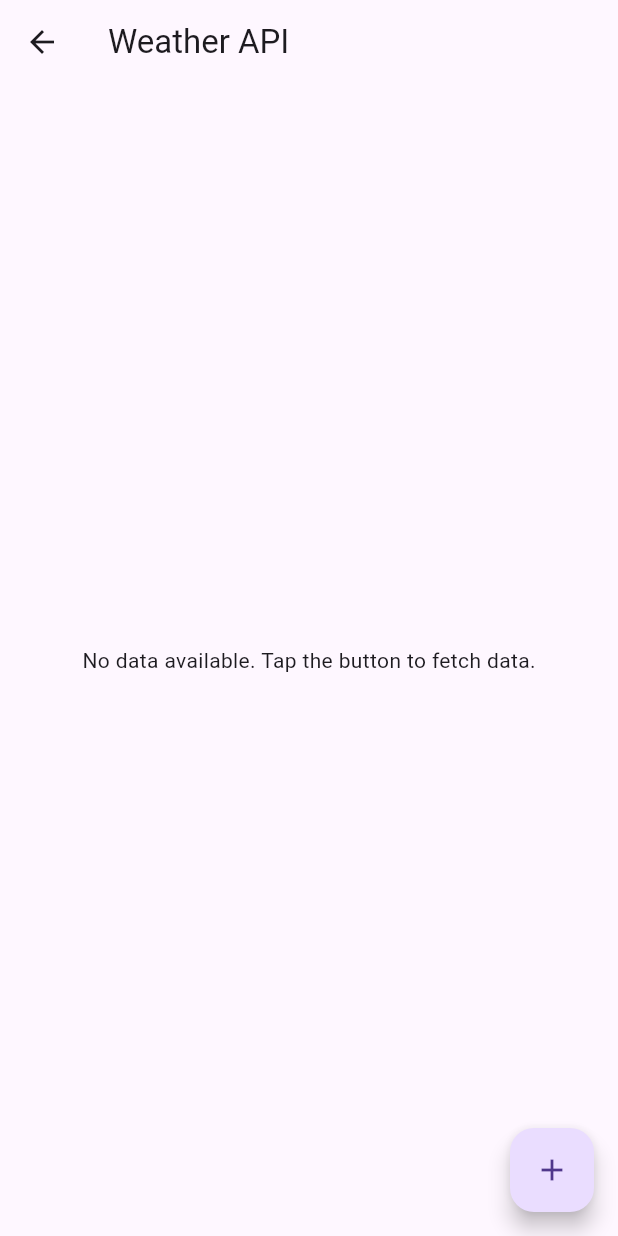
After one commit to Majid-Ali005/Flutter_Random_User_Api, a Flutter app: the WeatherApiPage screen opened directly, on a phone screen of 412 x 824 dp. The commit adds this screen. Run offline on Flutter 3.47's test engine with Material 3 defaults, Android fonts, the phone set to English and light mode, and no system bars.

Commit message:
weather api

```diff
--- a/lib/main.dart
+++ b/lib/main.dart
@@ -3,6 +3,7 @@
 
 import 'package:flutter/material.dart';
 import 'package:flutter_app/screens/home_page.dart';
+import 'package:flutter_app/screens/weather_api.dart';
 
 void main()
 {
@@ -16,6 +17,8 @@ class MyApp extends StatelessWidget {
   Widget build(BuildContext context) {
     return MaterialApp(
       home: HomePage(),
+      // ye home page ko call krne k liye
+      // home: WeatherApiPage(), this is for weather api
     );
   }
 }
--- a/lib/screens/home_page.dart
+++ b/lib/screens/home_page.dart
@@ -11,8 +11,7 @@ class HomePage extends StatefulWidget {
 }
 
 class _HomePageState extends State<HomePage> {
-  List<dynamic> users =
-      []; // bhai yaha pr api ka data hum list me call krwaynge.
+  List<dynamic> users =[]; // bhai yaha pr api ka data hum list me call krwaynge.
   @override
   Widget build(BuildContext context) {
     return Scaffold(
--- /dev/null
+++ b/lib/screens/weather_api.dart
@@ -0,0 +1,77 @@
+import 'package:flutter/material.dart';
+import 'dart:convert';
+import 'package:http/http.dart' as http;
+
+class WeatherApiPage extends StatefulWidget {
+  const WeatherApiPage({super.key});
+
+  @override
+  State<WeatherApiPage> createState() => _WeatherApiPageState();
+}
+
+class _WeatherApiPageState extends State<WeatherApiPage> {
+  List<dynamic> weatherData = [];
+
+  @override
+  Widget build(BuildContext context) {
+    return Scaffold(
+      appBar: AppBar(
+        title: const Text("Weather API"),
+      ),
+      body: weatherData.isEmpty
+          ? const Center(child: Text("No data available. Tap the button to fetch data."))
+          : ListView.builder(
+              itemCount: weatherData.length,
+              itemBuilder: (context, index) {
+                final data = weatherData[index];
+                final time = data['time'] ?? 'N/A';
+                final temperature = data['temperature_2m']?.toString() ?? 'N/A';
+
+                return ListTile(
+                  leading: CircleAvatar(
+                    child: Text('${index + 1}'),
+                  ),
+                  title: Text("Time: $time"),
+                  subtitle: Text("Temperature: $temperature°C"),
+                );
+              },
+            ),
+      floatingActionButton: FloatingActionButton(
+        onPressed: fetchWeatherData,
+        child: const Icon(Icons.add),
+      ),
+    );
+  }
+
+  void fetchWeatherData() async {
+    const url =
+        'https://api.open-meteo.com/v1/forecast?latitude=52.52&longitude=13.41&hourly=temperature_2m&past_days=2';
+    final uri = Uri.parse(url);
+
+    try {
+      final response = await http.get(uri);
+
+      if (response.statusCode == 200) {
+        final body = response.body;
+        final json = jsonDecode(body);
+
+        setState(() {
+          weatherData = json['hourly']['time']
+              .asMap()
+              .entries
+              .map((entry) => {
+                    'time': entry.value,
+                    'temperature_2m': json['hourly']['temperature_2m'][entry.key]
+                  })
+              .toList();
+        });
+
+        print("Fetch completed successfully.");
+      } else {
+        print("Failed to fetch data: ${response.statusCode}");
+      }
+    } catch (e) {
+      print("An error occurred: $e");
+    }
+  }
+}
```
